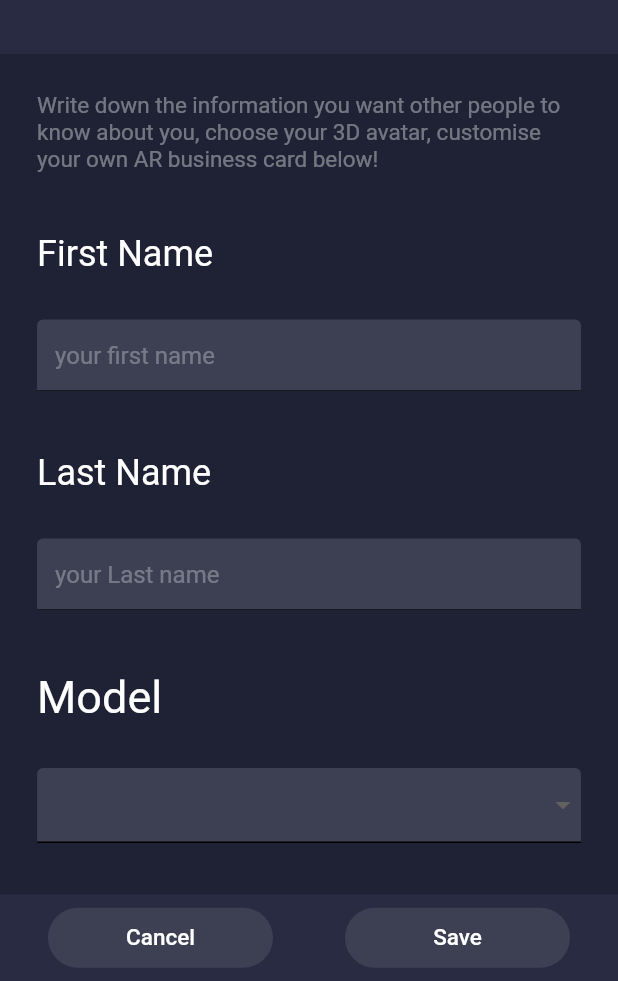
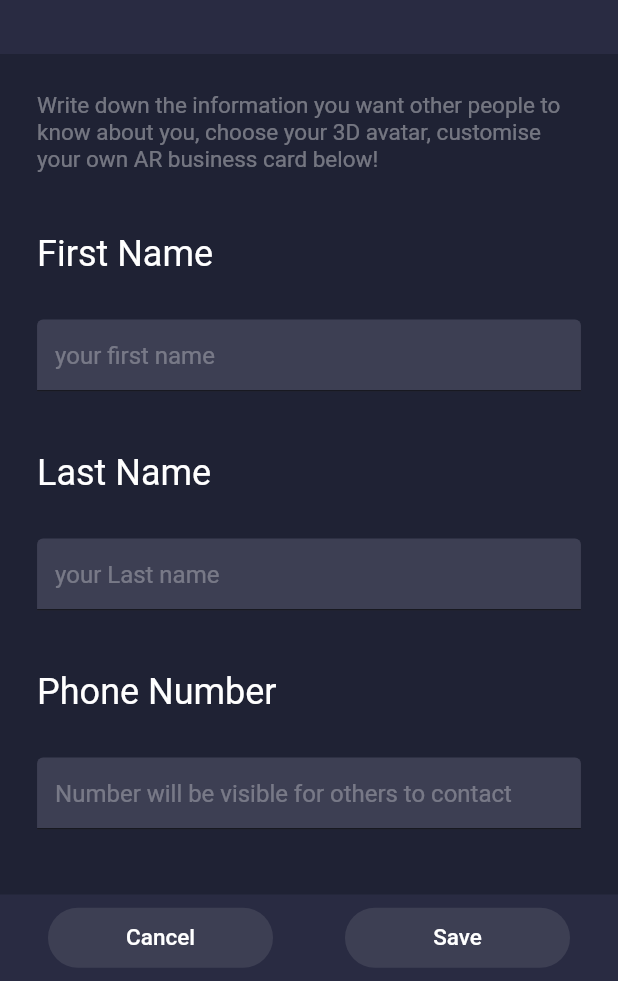
Before and after one commit to IBM-AR-CARD/Flutter-AR-Mobile-App, a Flutter app: the Settings screen opened by its route, on a phone screen of 412 x 824 dp, the part 255-1236 px from its top. Run offline on Flutter 3.47's test engine with Material 2 defaults, Android fonts, the phone set to English and light mode, and no system bars; drawn by our look-alikes of auto_size_text; our stand-ins replace bubble, dio, flutter_image_compress, flutter_svg, flutter_tts, fluttertoast and 9 more; missing offline and left inert: flutter_unity_widget, icon_shadow, qr_code_scanner, swipedetector; accounts and stored records are empty; network calls fail; Roboto replaces fonts that are missing (IBM Plex Sans).

```diff
--- a/lib/Models/ProfileTextEditor.dart
+++ b/lib/Models/ProfileTextEditor.dart
@@ -51,10 +51,14 @@ class _ProfileTextEditor extends State<ProfileTextEditor> {
   Widget build(context) {
     int maxLines;
     int minLines = 4;
-    if(widget._hint != null && (widget._hint == 'your first name' || widget._hint == 'your Last name')){
+    if(widget._hint != null && (widget._hint == 'your first name' || widget._hint == 'your Last name' || widget._hint == 'Number will be visible for others to contact')){
       maxLines = 1;
       minLines = 1;
+    }else if (widget._hint != null && (widget._hint == 'Linkedin/Facebook/Github/Pornhub or others')){
+      maxLines = 2;
+      minLines = 1;
     }
+
     Widget box;
     if (widget._type == TEXTBOX) {
       box = new Padding(
--- a/lib/Models/UserData.dart
+++ b/lib/Models/UserData.dart
@@ -6,30 +6,22 @@ class UserData{
   static final MALE = 2;
   String _lastName;
   String _firstName;
-  String _description;
-  String _experience;
-  String _education;
+  String description;
+  String experience;
+  String education;
   String _profile;
-  int _gender;
+  int gender;
   String _userName;
   String _id;
-  String _model;
+  String model;
   bool _isFavourite = false;
+  String phoneNumber;
+  String website;
+  String email;
 
-  UserData( this._id,this._firstName,this._lastName, this._profile,this._userName,{String description, String experience,
-      String education,int gender,String model}){
-    _gender=gender;
-    _description=description;
-    _experience=experience;
-    _education=education;
-    _model = model;
-  }
+  UserData( this._id,this._firstName,this._lastName, this._profile,this._userName,{this.description, this.experience,
+      this.education,this.gender,this.model,this.phoneNumber,this.website,this.email});
 
-  String get model => _model;
-
-  set model(String value) {
-    _model = value;
-  }
 
   String get id => _id;
 
@@ -37,11 +29,6 @@ class UserData{
     _id = value;
   }
 
-  int get gender => _gender;
-
-  set gender(int value) {
-    _gender = value;
-  }
 
   String get userName => _userName;
 
@@ -62,23 +49,6 @@ class UserData{
     _isFavourite = value;
   }
 
-  String get education => _education;
-
-  set education(String value) {
-    _education = value;
-  }
-
-  String get experience => _experience;
-
-  set experience(String value) {
-    _experience = value;
-  }
-
-  String get description => _description;
-
-  set description(String value) {
-    _description = value;
-  }
 
   String get firstName => _firstName;
 
@@ -97,13 +67,15 @@ class UserData{
       'firstname':_firstName,
       'lastname':_lastName,
       'username':_userName,
-      'description':_description,
-      'experience':_experience,
-      'education':_education,
-      'gender':_gender,
+      'description':description,
+      'experience':experience,
+      'education':education,
+      'gender':gender,
       'profile':_profile,
-      'model':_model,
-      'isFav':_isFavourite
+      'model':model,
+      'isFav':_isFavourite,
+      "phone":phoneNumber,
+      "website":website,
     };
     _profile = _profile??"";
     var json = JsonEncoder();
@@ -122,6 +94,9 @@ class UserData{
           education: json['education'] ?? "",
           gender : json['gender']??0,
           model: json['model']??"",
+          phoneNumber:json['phone']??"",
+          website: json['website']??"",
+          email: json['email']??""
       );
       user.isFavourite = json['isFav']??false;
     return user;
@@ -135,6 +110,9 @@ class UserData{
       education: json['education'] ?? "",
       gender : json['gender']??0,
       model: json['model']??"",
+      phoneNumber:json['phone']??"",
+      website: json['website']??"",
+      email: json['email']??""
     );
     user.isFavourite = json['isFav']??false;
     return user;
--- a/lib/Request/request.dart
+++ b/lib/Request/request.dart
@@ -102,4 +102,8 @@ class RequestCards{
     final response = await HttpUtils.post('${Config.baseURl}/profile/get?username=$name');
     return response;
   }
+  static Future<Response> logOutAll()async{
+    final response = await HttpUtils.post('${Config.baseURl}/user/logout-all',header:  {"Authorization":"Bearer ${globalData.token}"});
+    return response;
+  }
 }
--- a/lib/Screens/PersonDetail.dart
+++ b/lib/Screens/PersonDetail.dart
@@ -230,7 +230,11 @@ class _PersonDetail extends State<PersonDetail> {
                     children: <Widget>[
                       IconButton(
                         onPressed: ()async{
-                          final number = "07482207000";
+
+                          final number = userData.phoneNumber;
+                          if(number == null || number==''){
+                            return;
+                          }
                           final phoneUrl = 'tel:$number';
                           if (await canLaunch(phoneUrl)) {
                           await launch(phoneUrl);
@@ -250,7 +254,10 @@ class _PersonDetail extends State<PersonDetail> {
                           color: Colors.white,),
                         color: Colors.white,
                         onPressed: ()async{
-                          final number = "07482207000";
+                          final number = userData.phoneNumber;
+                          if(number == null || number==''){
+                            return;
+                          }
                           final smsUrl = 'sms:$number';
                           if (await canLaunch(smsUrl)) {
                             await launch(smsUrl);
@@ -264,7 +271,10 @@ class _PersonDetail extends State<PersonDetail> {
                         icon: Icon(Icons.public,color: Colors.white,),
                         color: Colors.white,
                         onPressed: ()async{
-                          final Url = 'https://www.bilibili.com/bangumi/play/ss3408';
+                          final Url = userData.website;
+                          if(Url == null || Url==''){
+                            return;
+                          }
                           if (await canLaunch(Url)) {
                             await launch(Url);
                           } else {
@@ -277,7 +287,10 @@ class _PersonDetail extends State<PersonDetail> {
                         icon: Icon(Icons.email,color: Colors.white,),
                         color: Colors.white,
                         onPressed: ()async{
-                          final email = 'zcabhaf@ucl.ac.uk';
+                          final email = userData.email;
+                          if(email == null || email==''){
+                            return;
+                          }
                           final Url = 'mailto:$email';
                           if (await canLaunch(Url)) {
                             await launch(Url);
--- a/lib/Screens/Settings.dart
+++ b/lib/Screens/Settings.dart
@@ -5,6 +5,7 @@ import 'package:auto_size_text/auto_size_text.dart';
 import 'package:flutter_app/Models/Config.dart';
 import 'package:flutter_app/Models/SaveQR.dart';
 import 'package:flutter_app/Models/SlideRoute.dart';
+import 'package:flutter_app/Request/request.dart';
 import 'package:flutter_app/Screens/Login.dart';
 import 'package:flutter_svg/flutter_svg.dart';
 import 'package:swipedetector/swipedetector.dart';
@@ -40,7 +41,11 @@ class _Settings extends State<Settings> with WidgetsBindingObserver{
   final _educationController = TextEditingController();
   final _firstNameController = TextEditingController();
   final _lastNameController = TextEditingController();
+  final _phoneController = TextEditingController();
+  final _websiteController = TextEditingController();
   String _firstName;
+  String _phoneNumber;
+  String _website;
   int _gender = PERFER_NOT_TO_SAY;
   String _lastName;
   String _userName;
@@ -57,7 +62,7 @@ class _Settings extends State<Settings> with WidgetsBindingObserver{
     }
     return true;
   }
-  initUserData() async {
+  initUserData()  {
     userData = widget.globalData.userData;
     _profile = (userData.profile)??"";
     _firstName = userData.firstName;
@@ -65,8 +70,11 @@ class _Settings extends State<Settings> with WidgetsBindingObserver{
     _userName = userData.userName;
     _gender = userData.gender;
     _model = userData.model;
+    _phoneNumber = userData.phoneNumber;
+    _website = userData.website;
 
-
+    _phoneController.text = _phoneNumber;
+    _websiteController.text = _website;
     _descriptionController.text = userData.description;
     _educationController.text = userData.education;
     _workExperiencesController.text = userData.experience;
@@ -84,6 +92,8 @@ class _Settings extends State<Settings> with WidgetsBindingObserver{
     _educationController.dispose();
     _firstNameController.dispose();
     _lastNameController.dispose();
+    _phoneController.dispose();
+    _websiteController.dispose();
   }
 
   ProgressDialog pr;
@@ -432,6 +442,28 @@ class _Settings extends State<Settings> with WidgetsBindingObserver{
                       Padding(
                         padding: EdgeInsets.only(top: 40),
                         child: ProfileTextEditor(
+                            Text(
+                              'Phone Number',
+                              style: TextStyle(fontSize: 24, color: Colors.white),
+                            ),
+                            ProfileTextEditor.TEXTBOX,
+                            _websiteController,
+                            hint: 'Number will be visible for others to contact'),
+                      ),
+                      Padding(
+                        padding: EdgeInsets.only(top: 40),
+                        child: ProfileTextEditor(
+                            Text(
+                              'Website',
+                              style: TextStyle(fontSize: 24, color: Colors.white),
+                            ),
+                            ProfileTextEditor.TEXTBOX,
+                            _phoneController,
+                            hint: 'Linkedin/Facebook/Github/Pornhub or others'),
+                      ),
+                      Padding(
+                        padding: EdgeInsets.only(top: 40),
+                        child: ProfileTextEditor(
                           Text(
                             'Model',
                             style: TextStyle(fontSize: 30, color: Colors.white),
@@ -536,6 +568,7 @@ class _Settings extends State<Settings> with WidgetsBindingObserver{
                       Padding(
                           padding: EdgeInsets.only(top: 25),
                           child: FlatButton(
+                              onPressed: onLogOut,
                               child: Container(
                                 decoration: BoxDecoration(
                                   color: Color.fromARGB(255, 61, 63, 83),
@@ -546,16 +579,16 @@ class _Settings extends State<Settings> with WidgetsBindingObserver{
                                 height: 40,
                                 child: Center(
                                     child: Text(
-                                      'Open',
+                                      'Logout',
                                       style: TextStyle(color: Colors.white, fontSize: 15),
                                     )),
                               ))),
                       Padding(
                         padding: EdgeInsets.only(top: 6, bottom: 80),
                         child: FlatButton(
-                          onPressed: onLogOut,
+                          onPressed: onLogOutAll,
                           child: Text(
-                            'Logout LinkedIn',
+                            'Logout All',
                             style: TextStyle(color: Colors.white, fontSize: 12),
                           ),
                         ),
@@ -640,6 +673,8 @@ class _Settings extends State<Settings> with WidgetsBindingObserver{
     }
 
     widget.globalData.userData = userData;
+    userData.website = _websiteController.text;
+    userData.phoneNumber = _phoneController.text;
     userData.experience = _workExperiencesController.text;
     userData.gender = _gender;
     userData.education = _educationController.text;
@@ -686,9 +721,6 @@ class _Settings extends State<Settings> with WidgetsBindingObserver{
     }
   }
 
-  contentOnExit() {
-    return;
-  }
   onLogOut()async{
     if(await showDialog(
       context: context,
@@ -699,7 +731,6 @@ class _Settings extends State<Settings> with WidgetsBindingObserver{
           new FlatButton(
               child: new Text("Log out"),
               onPressed: () {
-                contentOnExit();
                 Navigator.of(context).pop(true);
               }),
           new FlatButton(
@@ -721,7 +752,38 @@ class _Settings extends State<Settings> with WidgetsBindingObserver{
       Navigator.pushReplacement(context, FadeRoute(page: Login()));
     }
   }
-
+  onLogOutAll()async{
+    if(await showDialog(
+      context: context,
+      builder: (context) => new AlertDialog(
+        title: new Text('Are you sure?'),
+        content: new Text('Do you want log out of all devices?'),
+        actions: <Widget>[
+          new FlatButton(
+              child: new Text("Log out"),
+              onPressed: () {
+                Navigator.of(context).pop(true);
+              }),
+          new FlatButton(
+              child: new Text("Cancel"),
+              onPressed: () {
+                Navigator.of(context).pop(false);
+              }),
+        ],
+      ),
+    ) ??
+        false){
+      await RequestCards.logOutAll();
+      globalData.clearData();
+      SharedPreferences preferences = await SharedPreferences.getInstance();
+      await preferences.setString('E-MAIL','');
+      await preferences.setString('PASSWORD', '');
+      await  preferences.setBool('hasLogin',false);
+      globalData.hasLogin = false;
+      globalData.wantLogin = true;
+      Navigator.pushReplacement(context, FadeRoute(page: Login()));
+    }
+  }
   Future<bool> _onLeaving() async {
     if(!hasChangedContent()){
       return true;
@@ -736,7 +798,6 @@ class _Settings extends State<Settings> with WidgetsBindingObserver{
               new FlatButton(
                   child: new Text("Discard"),
                   onPressed: () {
-                    contentOnExit();
                     Navigator.of(context).pop(true);
                   }),
               new FlatButton(
--- a/lib/Screens/UnityPage.dart
+++ b/lib/Screens/UnityPage.dart
@@ -693,7 +693,10 @@ class _UnityPage extends State<UnityPage> with WidgetsBindingObserver{
     _tracked = false;
     WidgetsBinding.instance.removeObserver(this);
     await _unityWidgetController.pause();
-    await Navigator.push(context, FadeRoute(page: ScanQR()));
+    await Navigator.push(context, MaterialPageRoute(builder:(context){
+      return ScanQR();
+    }));
+//    await Navigator.push(context, FadeRoute(page: ScanQR()));
     await _unityWidgetController.resume();
     refreshPage();
 //    Navigator.pop(context, 'ScanQR');
```
Also changed, not shown: lib/Models/ImageScannerWidget.dart (+4 -5 lines), lib/Screens/ScanQR.dart (+21 -23 lines), pubspec.lock.
